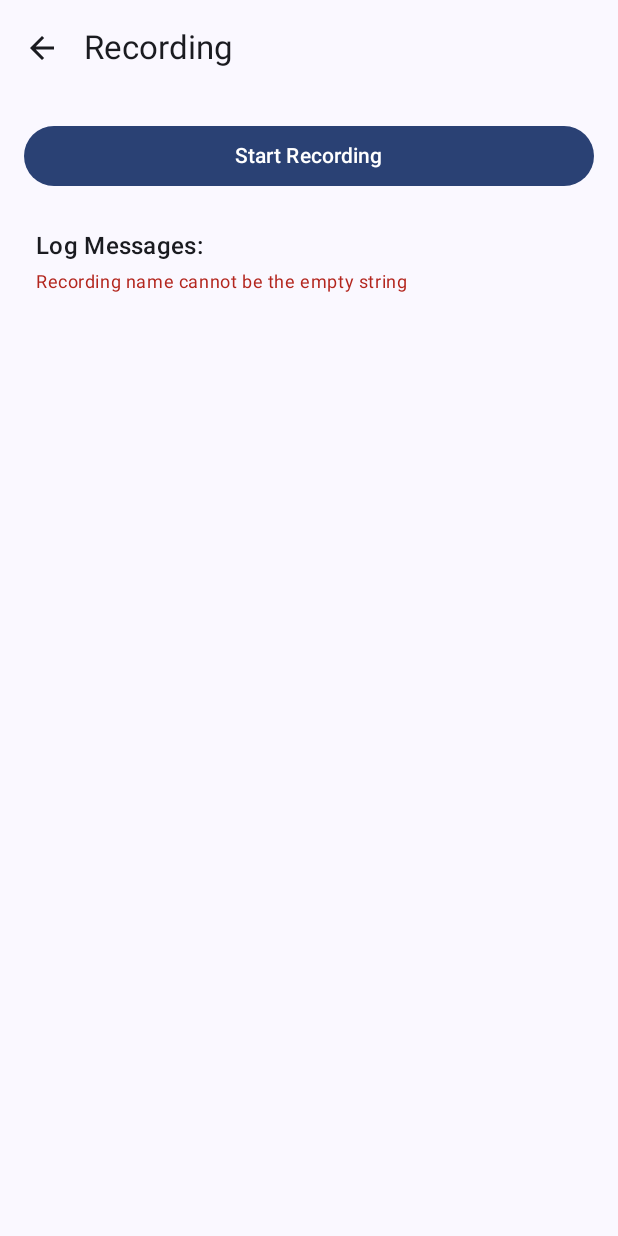
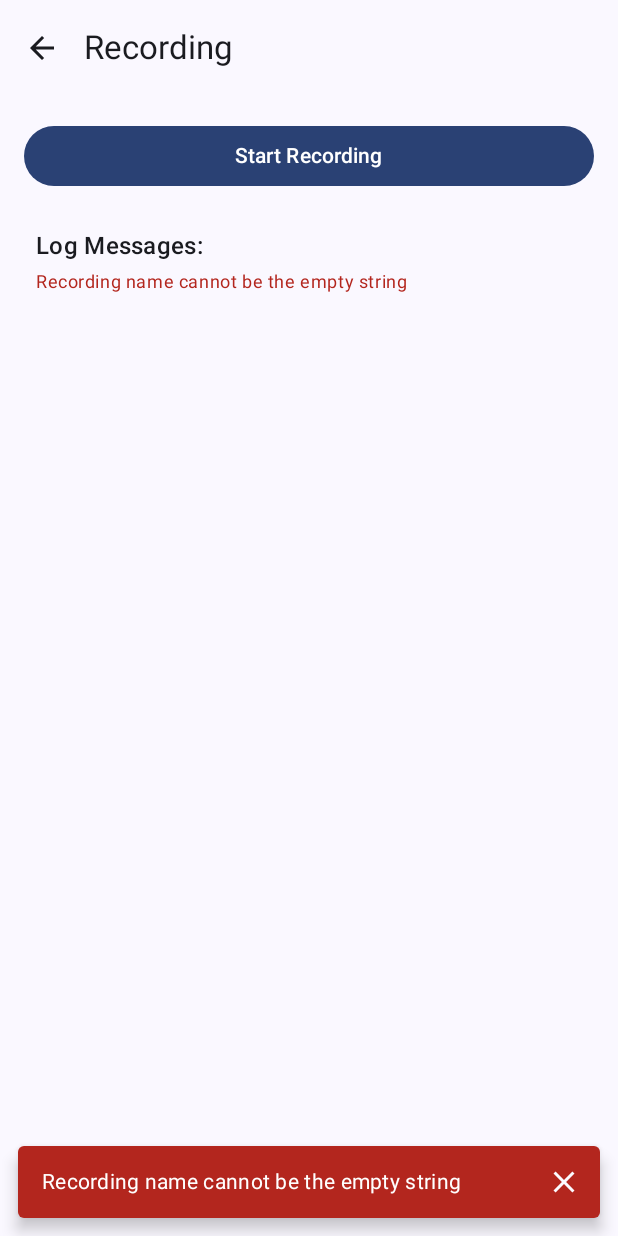
Before and after one commit to Boelensman1/PolarRecorder, an Android app built with Jetpack Compose: the RecordingScreen screen opened through its navigation route, after a tap on "Start Recording", on a phone screen of 412 x 824 dp. Run offline under Robolectric (Android 15) with nearby library versions, the phone set to English and light mode, and no system bars; our stand-ins replace RxJava, livedata-compose; libraries missing offline, so code that uses them is left out: com.polar.androidcommunications, com.polar.sdk, org.eclipse.paho; missing, so only their content is drawn: CompositionLocalProvider; 4 statements that could not run were skipped.

Commit message:
Improve logging & error handling
Signed-off-by: Boelensman1 <me@wigger.email>

```diff
--- a/app/app/src/main/java/com/wboelens/polarrecorder/MainActivity.kt
+++ b/app/app/src/main/java/com/wboelens/polarrecorder/MainActivity.kt
@@ -7,7 +7,10 @@ import androidx.activity.compose.BackHandler
 import androidx.activity.compose.setContent
 import androidx.activity.result.contract.ActivityResultContracts
 import androidx.activity.viewModels
+import androidx.compose.foundation.layout.padding
+import androidx.compose.material3.Scaffold
 import androidx.compose.runtime.LaunchedEffect
+import androidx.compose.ui.Modifier
 import androidx.navigation.compose.NavHost
 import androidx.navigation.compose.composable
 import androidx.navigation.compose.rememberNavController
@@ -16,6 +19,8 @@ import com.wboelens.polarrecorder.managers.PermissionManager
 import com.wboelens.polarrecorder.managers.PolarManager
 import com.wboelens.polarrecorder.managers.PreferencesManager
 import com.wboelens.polarrecorder.managers.RecordingManager
+import com.wboelens.polarrecorder.ui.components.ErrorMessageDisplayer
+import com.wboelens.polarrecorder.ui.components.ErrorSnackbarHost
 import com.wboelens.polarrecorder.ui.screens.DeviceConnectionScreen
 import com.wboelens.polarrecorder.ui.screens.DeviceSelectionScreen
 import com.wboelens.polarrecorder.ui.screens.DeviceSettingsScreen
@@ -67,6 +72,9 @@ class MainActivity : ComponentActivity() {
       AppTheme {
         val navController = rememberNavController()
 
+        // Get the snackbarHostState from the ErrorHandler
+        val snackbarHostState = ErrorMessageDisplayer(logViewModel = logViewModel)
+
         LaunchedEffect(Unit) {
           permissionManager.checkAndRequestPermissions {
             Log.d(TAG, "Necessary permissions for scanning granted")
@@ -76,7 +84,12 @@ class MainActivity : ComponentActivity() {
           }
         }
 
-        NavHost(navController = navController, startDestination = "deviceSelection") {
+        Scaffold(snackbarHost = { ErrorSnackbarHost(snackbarHostState = snackbarHostState) }) {
+            paddingValues ->
+          NavHost(
+              navController = navController,
+              startDestination = "deviceSelection",
+              modifier = Modifier.padding(paddingValues)) {
                 composable("deviceSelection") {
                   DeviceSelectionScreen(
                       deviceViewModel = deviceViewModel,
@@ -127,6 +140,7 @@ class MainActivity : ComponentActivity() {
         }
       }
     }
+  }
 
   override fun onDestroy() {
     super.onDestroy()
--- a/app/app/src/main/java/com/wboelens/polarrecorder/managers/RecordingManager.kt
+++ b/app/app/src/main/java/com/wboelens/polarrecorder/managers/RecordingManager.kt
@@ -2,7 +2,8 @@ package com.wboelens.polarrecorder.managers
 
 import android.content.Context
 import android.content.Intent
-import android.util.Log
+import android.os.Handler
+import android.os.Looper
 import androidx.lifecycle.Observer
 import com.google.gson.Gson
 import com.polar.sdk.api.PolarBleApi
@@ -32,7 +33,6 @@ class RecordingManager(
     private val dataSavers: DataSavers
 ) {
   companion object {
-    private const val TAG = "RecordingManager"
     private const val RETRY_COUNT = 3L
   }
 
@@ -47,20 +47,23 @@ class RecordingManager(
   private val connectedDevicesObserver =
       Observer<List<DeviceViewModel.Device>> { devices ->
         if (devices.isEmpty() && _isRecording.value) {
-          logViewModel.addLogError("Recording stopped: No devices connected")
+          logViewModel.addLogError("No devices connected, stopping recording")
           stopRecording()
         }
       }
 
   private val logMessagesObserver =
       Observer<List<LogViewModel.LogEntry>> { messages ->
-        if (messages.isNotEmpty()) {
-          saveLogEntry(messages.last())
+        if (messages.isNotEmpty() && messages.size > lastSavedLogSize) {
+          saveUnsavedLogMessages(messages)
         }
       }
 
   private val disposables = mutableMapOf<String, MutableMap<String, Disposable>>()
-  private val unsavedLogMessages = mutableListOf<LogViewModel.LogEntry>()
+  private val messagesLock = Any()
+
+  // Track how many log messages we've processed
+  private var lastSavedLogSize = 0
 
   private val _lastDataTimestamps = MutableStateFlow<Map<String, Long>>(emptyMap())
   val lastDataTimestamps: StateFlow<Map<String, Long>> = _lastDataTimestamps
@@ -75,31 +78,29 @@ class RecordingManager(
     currentAppendTimestamp = appendTimestamp
   }
 
-  private fun saveLogEntry(entry: LogViewModel.LogEntry) {
-    val payload =
-        gson.toJson(
-            mapOf(
-                "phoneTimeStamp" to entry.timestamp,
-                "message" to entry.message,
-                "type" to entry.type.name))
+  private fun saveUnsavedLogMessages(messages: List<LogViewModel.LogEntry>) {
+    val connectedDevices = deviceViewModel.connectedDevices.value
+    val enabledDataSavers = dataSavers.asList().filter { it.isEnabled.value }
 
-    val connectedDevices = deviceViewModel.connectedDevices.value
-    if (_isRecording.value && !connectedDevices.isNullOrEmpty()) {
+    if (!_isRecording.value || connectedDevices.isNullOrEmpty() || enabledDataSavers.isEmpty()) {
+      // Recording is not in progress, or no devices or data savers are enabled
+      // So we can't save the messages
+      return
+    }
+
+    synchronized(messagesLock) {
+      for (i in lastSavedLogSize until messages.size) {
+        val entry = messages[i]
+        val payload = gson.toJson(mapOf("type" to entry.type.name, "message" to entry.message))
+
         connectedDevices.forEach { device ->
-        dataSavers
-            .asList()
-            .filter { it.isEnabled.value }
-            .forEach { saver ->
+          enabledDataSavers.forEach { saver ->
             saver.saveData(
-                  System.currentTimeMillis(),
-                  device.info.deviceId,
-                  currentRecordingName,
-                  "LOG",
-                  payload)
+                entry.timestamp, device.info.deviceId, currentRecordingName, "LOG", payload)
           }
         }
-    } else {
-      unsavedLogMessages.add(entry)
+      }
+      lastSavedLogSize = messages.size
     }
   }
 
@@ -120,12 +121,6 @@ class RecordingManager(
       return
     }
 
-    // Save all queued log messages
-    val messagesToSave =
-        unsavedLogMessages.toList() // Create a copy of the list as saveLogEntry modifies the list
-    messagesToSave.forEach { saveLogEntry(it) }
-    unsavedLogMessages.clear()
-
     // Clear timestamps when starting new recording
     _lastDataTimestamps.value = emptyMap()
 
@@ -145,7 +140,6 @@ class RecordingManager(
                   .getDeviceDataTypes(device.info.deviceId)
                   .map { it.name }
                   .toMutableList()
-          // add LOG datatype
           dataTypesWithLog.add("LOG")
 
           device.info.deviceId to DeviceInfoForDataSaver(device.info.name, dataTypesWithLog.toSet())
@@ -162,8 +156,10 @@ class RecordingManager(
     // Log app version information
     logDeviceAndAppInfo()
 
-    logViewModel.addLogSuccess("Recording $recordingNameWithTimestamp started")
-    Log.d(TAG, "Saving data to ${dataSavers.enabledCount} data saver(s)")
+    logViewModel.addLogSuccess(
+        "Recording $recordingNameWithTimestamp started, saving to ${
+      dataSavers.enabledCount
+    } data saver(s)")
 
     // Start the foreground service
     val serviceIntent = Intent(context, RecordingService::class.java)
@@ -196,8 +192,6 @@ class RecordingManager(
     val selectedSensorSettings =
         deviceViewModel.getDeviceSensorSettingsForDataType(deviceId, dataType)
 
-    logViewModel.addLogMessage("Starting $dataType stream for $deviceId")
-
     if (!selectedDataTypes.contains(dataType)) {
       return Disposable.empty()
     }
@@ -207,11 +201,13 @@ class RecordingManager(
         .subscribeOn(io.reactivex.rxjava3.schedulers.Schedulers.io())
         .observeOn(io.reactivex.rxjava3.schedulers.Schedulers.computation())
         .retry(RETRY_COUNT)
-        .doOnSubscribe { Log.d(TAG, "Starting stream for $deviceId - $dataType") }
+        .doOnSubscribe { logViewModel.addLogMessage("Starting $dataType stream for $deviceId") }
         .doOnError { error ->
-          Log.e(TAG, "Stream error for $deviceId - $dataType: ${error.message}", error)
+          logViewModel.addLogError("Stream error for $deviceId - $dataType: ${error.message}")
         }
-        .doOnComplete { Log.w(TAG, "Stream completed unexpectedly for $deviceId - $dataType") }
+        .doOnComplete {
+          logViewModel.addLogError("Stream completed unexpectedly for $deviceId - $dataType")
+        }
         .subscribe(
             { data ->
               val phoneTimestamp = System.currentTimeMillis()
@@ -288,9 +284,19 @@ class RecordingManager(
 
   fun stopRecording() {
     if (!_isRecording.value) {
-      logViewModel.addLogMessage("No recording in progress")
+      logViewModel.addLogError("Trying to stop recording while no recording in progress")
       return
     }
+
+    logViewModel.addLogMessage("Recording stopped")
+    // Force save the final log message (pt. 1)
+    logViewModel.requestFlushQueue()
+
+    // Wait for the log to be flushed before continuing by posting to the main thread, just like
+    // requestFlushQueue does.
+    Handler(Looper.getMainLooper()).post {
+      // Force save the final log message (pt. 2)
+      saveUnsavedLogMessages(logViewModel.logMessages.value?.toList() ?: emptyList())
 
       // Stop the foreground service
       context.stopService(Intent(context, RecordingService::class.java))
@@ -305,10 +311,10 @@ class RecordingManager(
       dataSavers.asList().filter { it.isEnabled.value }.forEach { saver -> saver.stopSaving() }
 
       _isRecording.value = false
-    logViewModel.addLogMessage("Recording stopped")
 
       // Clear timestamps when stopping recording
       _lastDataTimestamps.value = emptyMap()
+    }
   }
 
   fun cleanup() {
--- /dev/null
+++ b/app/app/src/main/java/com/wboelens/polarrecorder/ui/components/ErrorMessageDisplayer.kt
@@ -0,0 +1,45 @@
+package com.wboelens.polarrecorder.ui.components
+
+import androidx.compose.material3.MaterialTheme
+import androidx.compose.material3.Snackbar
+import androidx.compose.material3.SnackbarDuration
+import androidx.compose.material3.SnackbarHost
+import androidx.compose.material3.SnackbarHostState
+import androidx.compose.runtime.Composable
+import androidx.compose.runtime.LaunchedEffect
+import androidx.compose.runtime.remember
+import androidx.compose.ui.Modifier
+import com.wboelens.polarrecorder.viewModels.LogViewModel
+
+@Composable
+fun ErrorMessageDisplayer(logViewModel: LogViewModel): SnackbarHostState {
+  val snackbarHostState = remember { SnackbarHostState() }
+
+  // Collect errors in a side-effect
+  LaunchedEffect(logViewModel.errorMessagesQueue.hashCode()) {
+    logViewModel.errorMessagesQueue.collect { _ ->
+      while (logViewModel.errorMessagesQueue.value.isNotEmpty()) {
+        val error = logViewModel.popErrorMessage()
+        if (error != null) {
+          snackbarHostState.showSnackbar(
+              message = error,
+              duration = SnackbarDuration.Short,
+              withDismissAction = true,
+          )
+        }
+      }
+    }
+  }
+
+  return snackbarHostState
+}
+
+@Composable
+fun ErrorSnackbarHost(snackbarHostState: SnackbarHostState, modifier: Modifier = Modifier) {
+  SnackbarHost(hostState = snackbarHostState, modifier = modifier) { data ->
+    Snackbar(
+        snackbarData = data,
+        containerColor = MaterialTheme.colorScheme.error,
+        contentColor = MaterialTheme.colorScheme.onError)
+  }
+}
--- a/app/app/src/main/java/com/wboelens/polarrecorder/viewModels/LogViewModel.kt
+++ b/app/app/src/main/java/com/wboelens/polarrecorder/viewModels/LogViewModel.kt
@@ -6,6 +6,9 @@ import android.util.Log
 import androidx.lifecycle.LiveData
 import androidx.lifecycle.MutableLiveData
 import androidx.lifecycle.ViewModel
+import kotlinx.coroutines.flow.MutableStateFlow
+import kotlinx.coroutines.flow.StateFlow
+import kotlinx.coroutines.flow.asStateFlow
 
 class LogViewModel : ViewModel() {
   companion object {
@@ -26,10 +29,23 @@ class LogViewModel : ViewModel() {
 
   private val logQueue = java.util.concurrent.ConcurrentLinkedQueue<LogEntry>()
 
+  // Property to hold the error messages queue, used to display snackbars with the errors
+  private val _errorMessagesQueue = MutableStateFlow<List<String>>(emptyList())
+  val errorMessagesQueue: StateFlow<List<String>> = _errorMessagesQueue.asStateFlow()
+
+  // Method to pop the first error message from the queue
+  fun popErrorMessage(): String? {
+    return if (_errorMessagesQueue.value.isNotEmpty()) {
+      val firstMessage = _errorMessagesQueue.value.first()
+      _errorMessagesQueue.value = _errorMessagesQueue.value.drop(1)
+      firstMessage
+    } else null
+  }
+
   private fun add(message: String, type: LogType) {
     val entry = LogEntry(message, type, System.currentTimeMillis())
     logQueue.offer(entry)
-    flushQueue()
+    requestFlushQueue()
   }
 
   fun addLogMessage(message: String) {
@@ -40,6 +56,7 @@ class LogViewModel : ViewModel() {
   fun addLogError(message: String) {
     Log.e(TAG, message)
     this.add(message, LogType.ERROR)
+    _errorMessagesQueue.value += message
   }
 
   fun addLogSuccess(message: String) {
@@ -47,12 +64,12 @@ class LogViewModel : ViewModel() {
     this.add(message, LogType.SUCCESS)
   }
 
-  private fun flushQueue() {
-    Handler(Looper.getMainLooper()).post { flushQueueInternal() }
+  fun requestFlushQueue() {
+    Handler(Looper.getMainLooper()).post { flushQueue() }
   }
 
   // Merge all queued items into the LiveData once
-  private fun flushQueueInternal() {
+  fun flushQueue() {
     // Drain everything currently in the queue
     val newEntries = mutableListOf<LogEntry>()
     while (true) {
```
Also changed, not shown: app/app/src/main/java/com/wboelens/polarrecorder/dataSavers/DataSaver.kt (+0 -19 lines), app/app/src/main/java/com/wboelens/polarrecorder/dataSavers/FileSystemDataSaver.kt (+7 -5 lines), app/app/src/main/java/com/wboelens/polarrecorder/dataSavers/MQTTDataSaver.kt (+7 -6 lines), app/app/src/main/java/com/wboelens/polarrecorder/ui/screens/RecordingSettingsScreen.kt (+0 -33 lines). Lines whose indentation alone changed are shown as unchanged.
